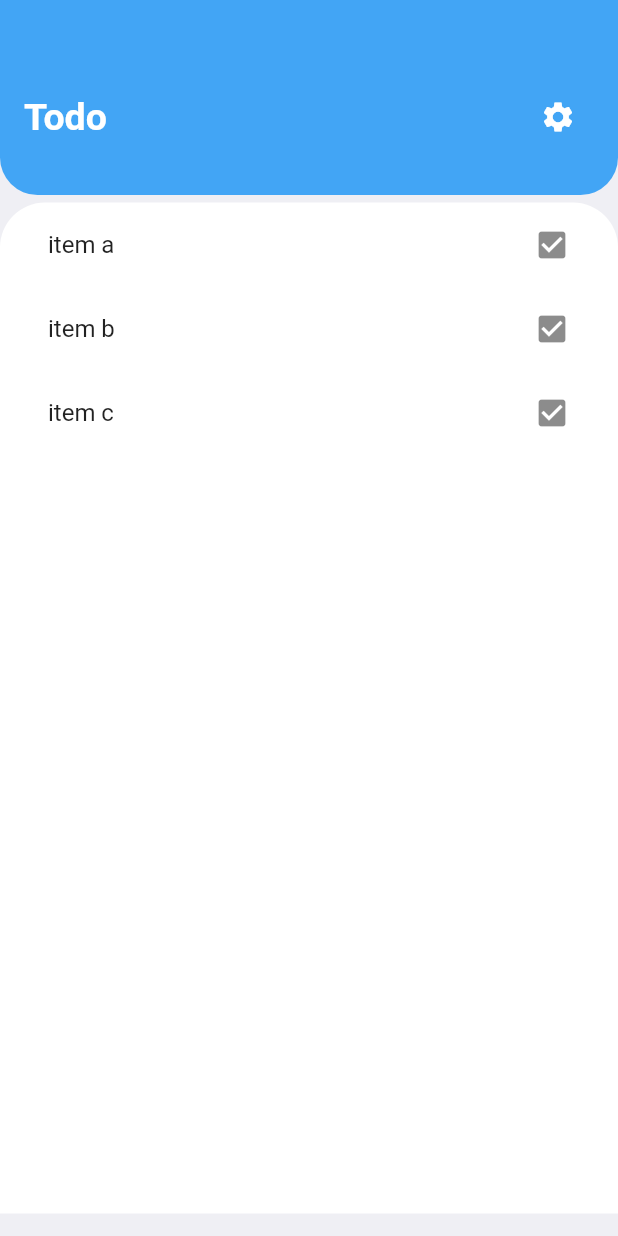
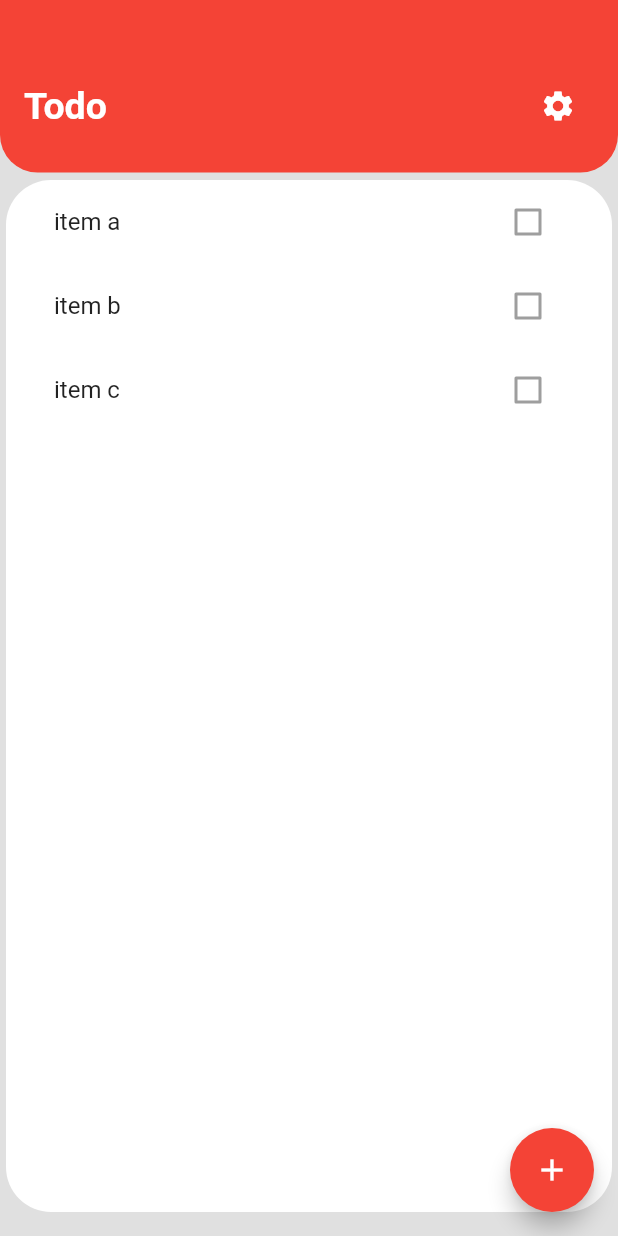
Before and after one commit to RobbinKok/todo, a Flutter app: the screen it shows after launch, on a phone screen of 412 x 824 dp. Run offline on Flutter 3.47's test engine with Material 2 defaults, Android fonts, the phone set to English and light mode, and no system bars.

Commit message:
Made navigation to the new note screen

```diff
--- a/lib/home.dart
+++ b/lib/home.dart
@@ -1,4 +1,6 @@
 import 'package:flutter/material.dart';
+import 'todo.dart';
+import 'new_item.view.dart';
 
 class HomeScreen extends StatefulWidget {
   @override
@@ -6,10 +8,9 @@ class HomeScreen extends StatefulWidget {
 }
 
 class Home extends State<HomeScreen> {
-
   List<Todo> list = List<Todo>();
   @override
-    void initState(){
+  void initState() {
     list.add(Todo(title: "item a"));
     list.add(Todo(title: "item b"));
     list.add(Todo(title: "item c"));
@@ -19,7 +20,7 @@ class Home extends State<HomeScreen> {
   @override
   Widget build(BuildContext context) {
     return Scaffold(
-      backgroundColor: Color(0xFFEFEFF4),
+      backgroundColor: Colors.grey[300],
       body: Container(
         child: Column(
           children: <Widget>[
@@ -29,15 +30,19 @@ class Home extends State<HomeScreen> {
           ],
         ),
       ),
+      floatingActionButton: FloatingActionButton(
+        child: Icon(Icons.add),
+        backgroundColor: Colors.red[500],
+        onPressed: () => goToNewItem(),),
     );
   }
 
   Widget _appbar() {
     return Container(
-      height: 130,
+      height: 115,
       padding: EdgeInsets.only(top: 42, bottom: 16, right: 16, left: 16),
       decoration: BoxDecoration(
-        color: Color(0xFF42A5F5),
+        color: Colors.red[500],
         borderRadius: BorderRadius.only(
             bottomLeft: Radius.circular(25), bottomRight: Radius.circular(25)),
       ),
@@ -62,41 +67,68 @@ class Home extends State<HomeScreen> {
   }
 
   Widget _bodywidget() {
-
-
-
-
-
-    return Container(
+    return SingleChildScrollView(
+      padding: EdgeInsets.only(left: 4, right: 4),
+      child: Container(
           padding: EdgeInsets.only(left: 16, right: 16, top: 0, bottom: 8),
-        height: MediaQuery.of(context).size.height * 1 - 150,
+          height: MediaQuery.of(context).size.height * 1 - 136,
           width: MediaQuery.of(context).size.width,
           decoration: BoxDecoration(
             color: Colors.white,
             borderRadius: BorderRadius.only(
-                topLeft: Radius.circular(30), topRight: Radius.circular(30))),
-        child: ListView.builder(
-          itemCount: list.length,
-          itemBuilder: (context, index){
-            return ListTile(
-              title: Text(list[index].title),
-              trailing: Icon(Icons.check_box),
-              onTap: () => print(list[index].title),
+                topLeft: Radius.circular(30),
+                topRight: Radius.circular(30),
+                bottomLeft: Radius.circular(30),
+                bottomRight: Radius.circular(30)),
+          ),
+          child: body()),
     );
   }
-          ,
-        ),);
+
+  Widget body() {
+    return ListView.builder(
+      itemCount: list.length,
+      itemBuilder: (context, index) {
+        return Dismissible(
+          key: Key(list[index].hashCode.toString()),
+          onDismissed: (direction) => removeItem(list[index]),
+          direction: DismissDirection.startToEnd,
+          background: Container(
+            color: Colors.red[500],
+            child: Icon(
+              Icons.delete,
+              color: Colors.white,
+            ),
+            alignment: Alignment.centerLeft,
+            padding: EdgeInsets.only(left: 12.0),
+          ),
+          child: ListTile(
+            title: Text(list[index].title),
+            trailing: Checkbox(value: list[index].completed, onChanged: null),
+            onTap: () => setComplete(list[index]),
+          ),
+        );
+      },
+    );
+  }
+
+  void removeItem(Todo item) {
+    list.remove(item);
+  }
+
+  void setComplete(Todo item) {
+    setState(() {
+      item.completed = !item.completed;
+    });
+  }
+
+void goToNewItem(){
+
+  Navigator.of(context).push(MaterialPageRoute(
+    builder: (context){
+      return NewItemView();
+  })
+  );
+
   }
 }
-
-class Todo {
-  String title;
-  bool completed;
-
-  Todo(
-    {
-      this.title,
-      this.completed = false,
-    }
-    );
-}
--- /dev/null
+++ b/lib/todo.dart
@@ -0,0 +1,11 @@
+class Todo {
+  String title;
+  bool completed;
+
+  Todo(
+    {
+      this.title,
+      this.completed = false,
+    }
+    );
+}
```
Also changed, not shown: lib/new_item.view.dart (added, +39 -0 lines). Lines whose indentation alone changed are shown as unchanged.
